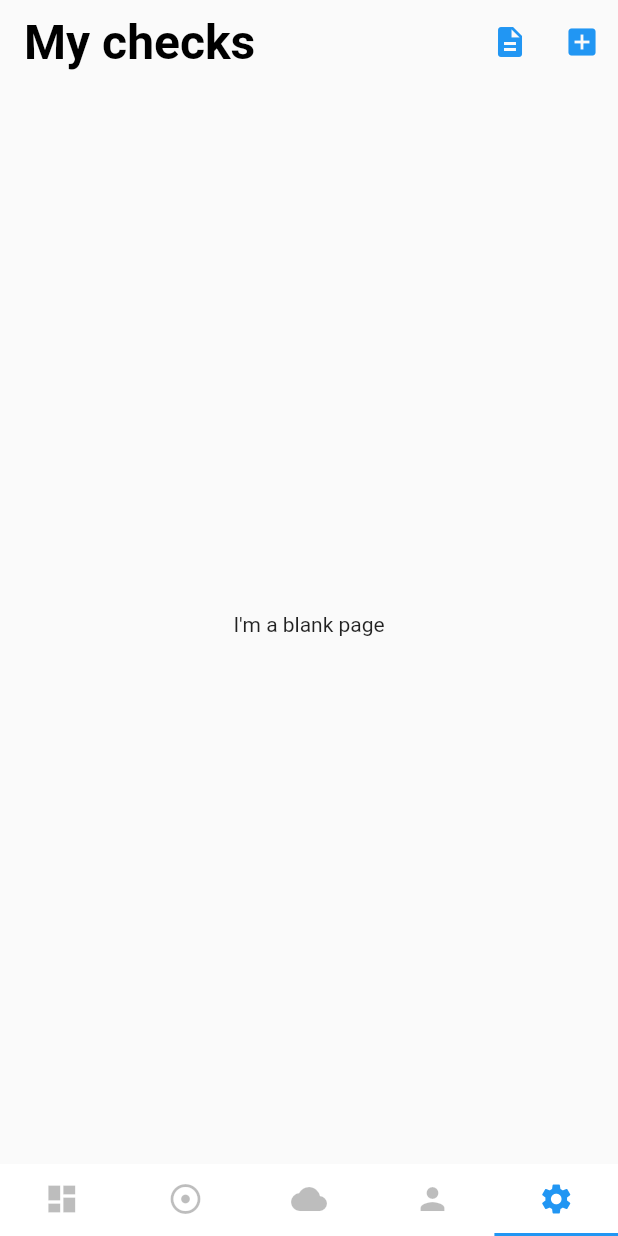
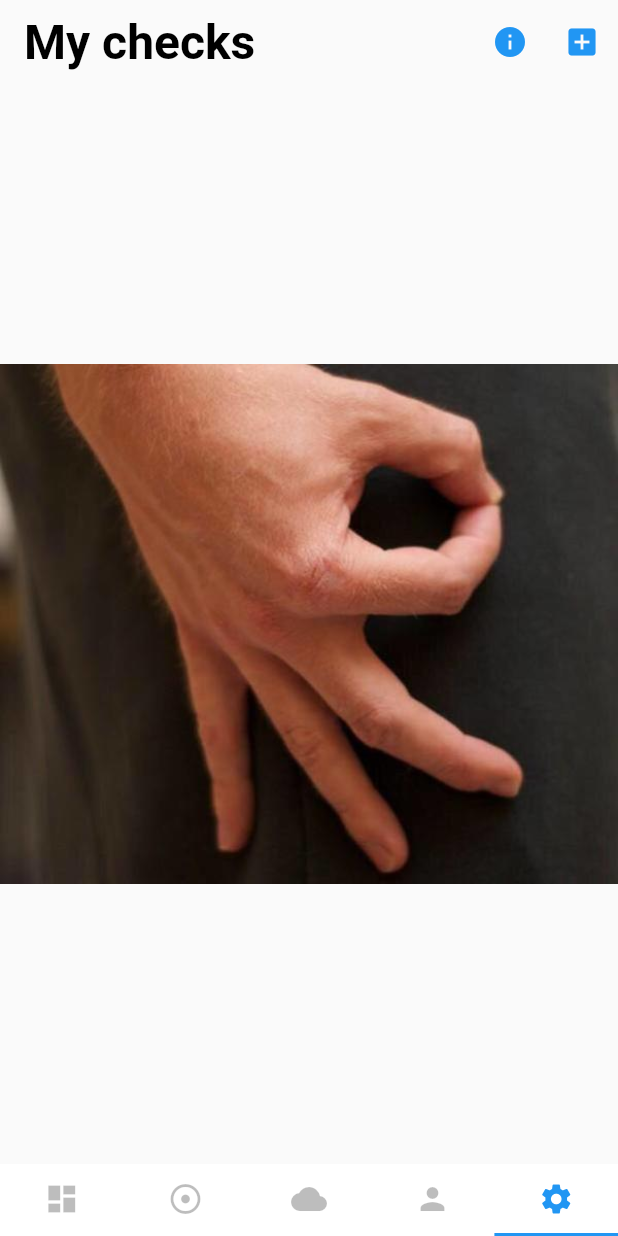
Before and after one commit to ferbeltran/mychecks, a Flutter app: the screen it shows after launch, item 5 of the bottom bar chosen, on a phone screen of 412 x 824 dp. Run offline on Flutter 3.47's test engine with Material 2 defaults, Android fonts, the phone set to English and light mode, and no system bars.

Commit message:
there there

```diff
--- a/lib/blankpage.dart
+++ b/lib/blankpage.dart
@@ -1,10 +1,16 @@
 import 'package:flutter/material.dart';
 
 class BlankPage extends StatelessWidget {
+
+  final AssetImage img;
+
+  BlankPage({this.img});
+
+
   @override
   Widget build(BuildContext context) {
     return new Center(
-      child: Text('I\'m a blank page'),
+      child: img != null ? Image(image: img) : Text('I\'m a blank page'),
     );
   }
 }
--- /dev/null
+++ b/lib/data/checksdata.dart
@@ -0,0 +1,60 @@
+import 'package:flutter/material.dart';
+import '../models/check.dart';
+
+final List<Check> checks = [
+    Check(
+      headerIcon: Icons.signal_cellular_4_bar,
+      titleText: 'Wilson Produce',
+      cornerIcon: Icons.spa,
+      amount: '\$13,897.00',
+      date: '23.05.2018',
+      status: 'Completed',
+      headerIconColor: Colors.deepOrange,
+      headerIconTextColor: Colors.white,
+      cornerIconColor: Colors.black26,
+    ),
+    Check(
+      headerIcon: Icons.wb_sunny,
+      titleText: 'Sunfed',
+      cornerIcon: Icons.brightness_1,
+      amount: '\$3,857.00',
+      date: '22.05.2018',
+      status: 'Pending',
+      headerIconColor: Colors.black,
+      headerIconTextColor: Colors.yellow,
+      cornerIconColor: Colors.blue,
+    ),
+    Check(
+      headerIcon: Icons.brightness_2,
+      titleText: 'Trufresh',
+      cornerIcon: Icons.timelapse,
+      amount: '\$13,897.00',
+      date: '23.05.2018',
+      status: 'Completed',
+      headerIconColor: Colors.redAccent,
+      headerIconTextColor: Colors.black,
+      cornerIconColor: Colors.green,
+    ),
+    Check(
+      headerIcon: Icons.view_week,
+      titleText: 'Papayas & More',
+      cornerIcon: Icons.arrow_drop_down_circle,
+      amount: '\$8,835.00',
+      date: '23.05.2018',
+      status: 'Completed',
+      headerIconColor: Colors.white30,
+      headerIconTextColor: Colors.black,
+      cornerIconColor: Colors.blue,
+    ),
+    Check(
+      headerIcon: Icons.adb,
+      titleText: 'Ruby J. Farms',
+      cornerIcon: Icons.blur_on,
+      amount: '\$10,565.00',
+      date: '22.05.2018',
+      status: 'Pending',
+      headerIconColor: Colors.blue,
+      headerIconTextColor: Colors.white,
+      cornerIconColor: Colors.redAccent,
+    )
+  ];
--- a/lib/main.dart
+++ b/lib/main.dart
@@ -50,9 +50,11 @@ class _TabsPageState extends State<TabsPage>
       appBar: AppBar(
         actions: <Widget>[
           new IconButton(
-            icon: new Icon(Icons.description),
+            icon: new Icon(Icons.info),
             color: Theme.of(context).primaryColor,
-            onPressed: () {},
+            onPressed: () {
+              showAboutDialog(context: context, applicationIcon: Icon(Icons.insert_chart), applicationLegalese: 'Muajaja');
+            },
           ),
           new IconButton(
             icon: new Icon(Icons.add_box),
@@ -77,7 +79,7 @@ class _TabsPageState extends State<TabsPage>
           BlankPage(),
           BlankPage(),
           BlankPage(),
-          BlankPage(),
+          BlankPage(img: AssetImage('img/meme.jpg')),
         ],
         controller: tabController,
       ),
```
Also changed, not shown: lib/listpage.dart (+75 -64 lines), pubspec.yaml (+2 -5 lines), img/meme.jpg (added).
